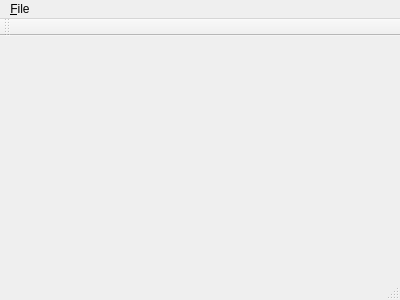
kiseitai3/Engine_Eureka, file Editor/Level_Designer/mainwindow.ui: the form before one commit.
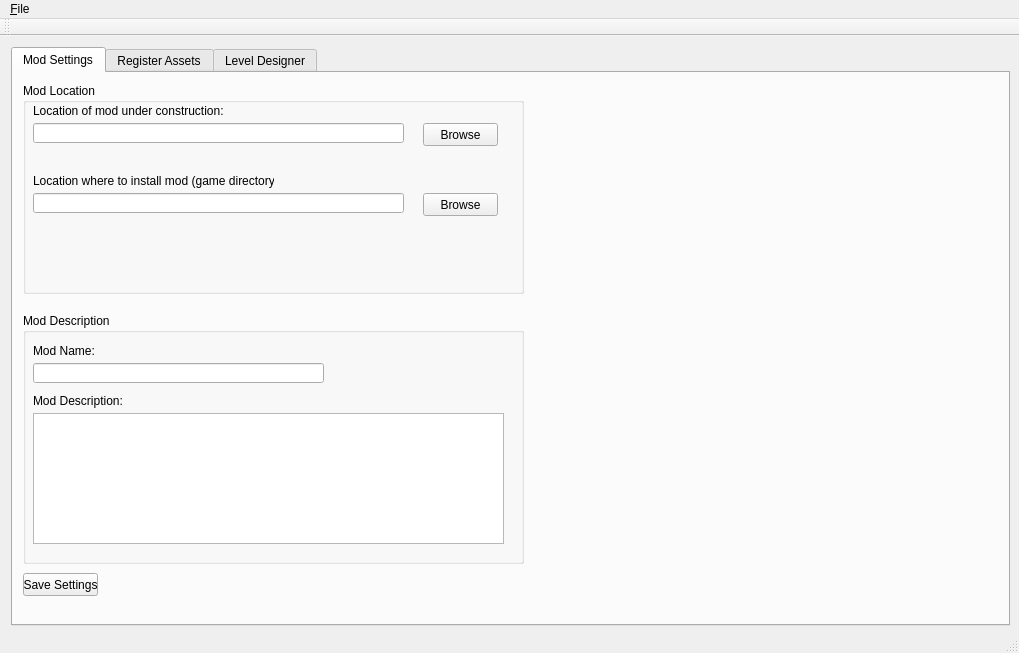
The form after the commit.

```diff
--- a/Editor/Level_Designer/mainwindow.ui
+++ b/Editor/Level_Designer/mainwindow.ui
@@ -6,20 +6,212 @@
    <rect>
     <x>0</x>
     <y>0</y>
-    <width>400</width>
-    <height>300</height>
+    <width>1019</width>
+    <height>653</height>
    </rect>
   </property>
   <property name="windowTitle">
    <string>MainWindow</string>
   </property>
-  <widget class="QWidget" name="centralWidget"/>
+  <widget class="QWidget" name="centralWidget">
+   <widget class="QWidget" name="gridLayoutWidget">
+    <property name="geometry">
+     <rect>
+      <x>0</x>
+      <y>0</y>
+      <width>1021</width>
+      <height>601</height>
+     </rect>
+    </property>
+    <layout class="QGridLayout" name="gLWindow">
+     <item row="0" column="0">
+      <widget class="QTabWidget" name="twTabs">
+       <property name="currentIndex">
+        <number>0</number>
+       </property>
+       <widget class="QWidget" name="tabGeneral">
+        <attribute name="title">
+         <string>Mod Settings</string>
+        </attribute>
+        <widget class="QGroupBox" name="groupBox">
+         <property name="geometry">
+          <rect>
+           <x>10</x>
+           <y>10</y>
+           <width>501</width>
+           <height>211</height>
+          </rect>
+         </property>
+         <property name="title">
+          <string>Mod Location</string>
+         </property>
+         <widget class="QLineEdit" name="leMod">
+          <property name="geometry">
+           <rect>
+            <x>10</x>
+            <y>40</y>
+            <width>371</width>
+            <height>20</height>
+           </rect>
+          </property>
+         </widget>
+         <widget class="QLineEdit" name="leModInstall">
+          <property name="geometry">
+           <rect>
+            <x>10</x>
+            <y>110</y>
+            <width>371</width>
+            <height>20</height>
+           </rect>
+          </property>
+         </widget>
+         <widget class="QLabel" name="label">
+          <property name="geometry">
+           <rect>
+            <x>10</x>
+            <y>20</y>
+            <width>191</width>
+            <height>16</height>
+           </rect>
+          </property>
+          <property name="text">
+           <string>Location of mod under construction:</string>
+          </property>
+         </widget>
+         <widget class="QLabel" name="label_2">
+          <property name="geometry">
+           <rect>
+            <x>10</x>
+            <y>90</y>
+            <width>241</width>
+            <height>16</height>
+           </rect>
+          </property>
+          <property name="text">
+           <string>Location where to install mod (game directory):</string>
+          </property>
+         </widget>
+         <widget class="QPushButton" name="pbModBrowse">
+          <property name="geometry">
+           <rect>
+            <x>400</x>
+            <y>40</y>
+            <width>75</width>
+            <height>23</height>
+           </rect>
+          </property>
+          <property name="text">
+           <string>Browse</string>
+          </property>
+         </widget>
+         <widget class="QPushButton" name="pBInstallBrowse">
+          <property name="geometry">
+           <rect>
+            <x>400</x>
+            <y>110</y>
+            <width>75</width>
+            <height>23</height>
+           </rect>
+          </property>
+          <property name="text">
+           <string>Browse</string>
+          </property>
+         </widget>
+        </widget>
+        <widget class="QGroupBox" name="groupBox_2">
+         <property name="geometry">
+          <rect>
+           <x>10</x>
+           <y>240</y>
+           <width>501</width>
+           <height>251</height>
+          </rect>
+         </property>
+         <property name="title">
+          <string>Mod Description</string>
+         </property>
+         <widget class="QLabel" name="label_3">
+          <property name="geometry">
+           <rect>
+            <x>10</x>
+            <y>30</y>
+            <width>321</width>
+            <height>16</height>
+           </rect>
+          </property>
+          <property name="text">
+           <string>Mod Name:</string>
+          </property>
+         </widget>
+         <widget class="QLineEdit" name="leModName">
+          <property name="geometry">
+           <rect>
+            <x>10</x>
+            <y>50</y>
+            <width>291</width>
+            <height>20</height>
+           </rect>
+          </property>
+         </widget>
+         <widget class="QLabel" name="label_4">
+          <property name="geometry">
+           <rect>
+            <x>10</x>
+            <y>80</y>
+            <width>321</width>
+            <height>16</height>
+           </rect>
+          </property>
+          <property name="text">
+           <string>Mod Description:</string>
+          </property>
+         </widget>
+         <widget class="QTextEdit" name="teModDescription">
+          <property name="geometry">
+           <rect>
+            <x>10</x>
+            <y>100</y>
+            <width>471</width>
+            <height>131</height>
+           </rect>
+          </property>
+         </widget>
+        </widget>
+        <widget class="QPushButton" name="pbModSave">
+         <property name="geometry">
+          <rect>
+           <x>10</x>
+           <y>500</y>
+           <width>75</width>
+           <height>23</height>
+          </rect>
+         </property>
+         <property name="text">
+          <string>Save Settings</string>
+         </property>
+        </widget>
+       </widget>
+       <widget class="QWidget" name="tabRegisterAssets">
+        <attribute name="title">
+         <string>Register Assets</string>
+        </attribute>
+       </widget>
+       <widget class="QWidget" name="tabDesigner">
+        <attribute name="title">
+         <string>Level Designer</string>
+        </attribute>
+       </widget>
+      </widget>
+     </item>
+    </layout>
+   </widget>
+  </widget>
   <widget class="QMenuBar" name="menuBar">
    <property name="geometry">
     <rect>
      <x>0</x>
      <y>0</y>
-     <width>400</width>
+     <width>1019</width>
      <height>21</height>
     </rect>
    </property>
```
